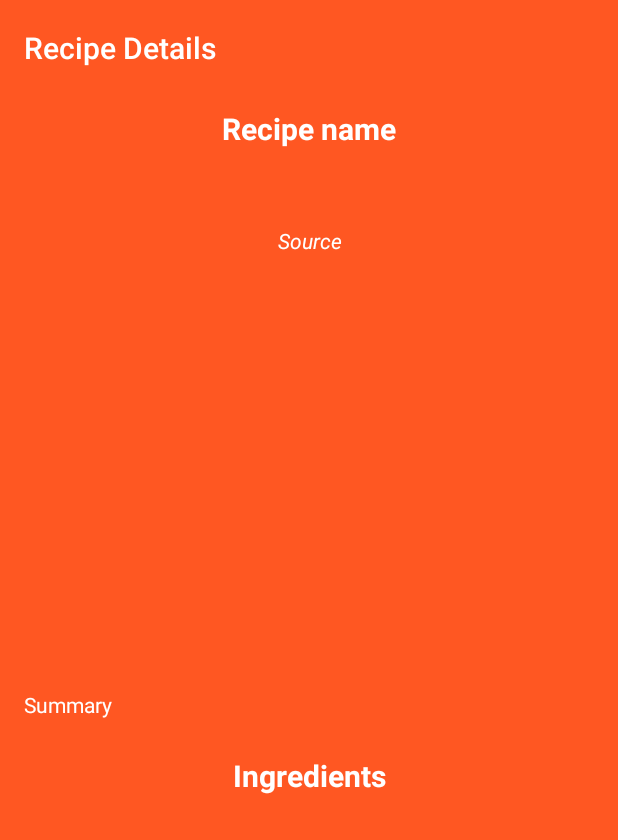
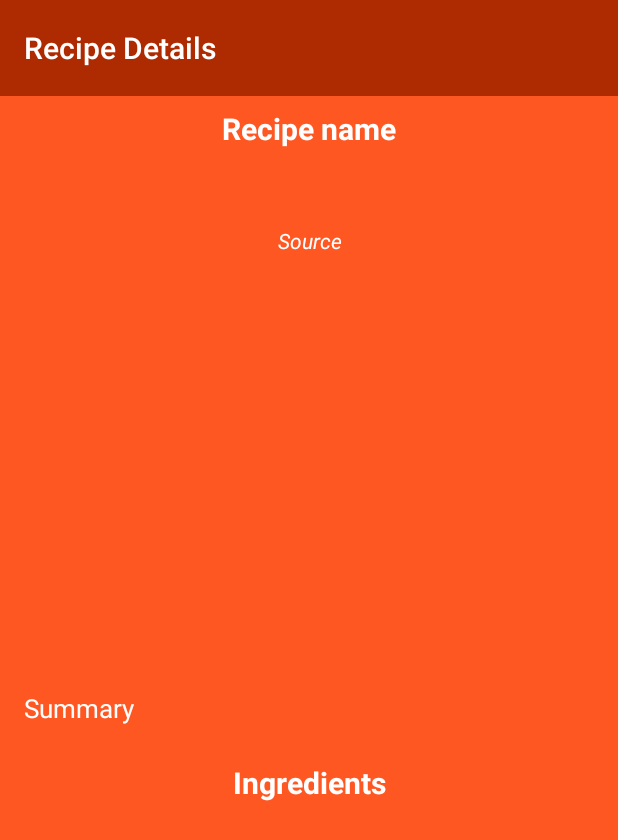
Before and after one commit to notOliveira/IRappi, an Android app: the RecipeDetailsActivity screen opened directly, with no data from a screen before it, on a phone screen of 412 x 824 dp. Shown: the top 840 px of the screen. Run offline under Robolectric (Android 15) with nearby library versions, the phone set to English and light mode, and no system bars; our stand-ins replace Picasso; pictures from the network do not load; 2 statements that could not run were skipped.

Commit message:
Changing details

```diff
--- a/app/src/main/res/layout/activity_main.xml
+++ b/app/src/main/res/layout/activity_main.xml
@@ -9,7 +9,8 @@
     android:background="@color/orange">
     <Toolbar
         android:layout_width="match_parent"
-        android:layout_height="?attr/actionBarSize">
+        android:layout_height="?attr/actionBarSize"
+        android:background="@color/toolbar_orange">
         <RelativeLayout
             android:layout_width="match_parent"
             android:layout_height="wrap_content"
--- a/app/src/main/res/layout/activity_recipe_details.xml
+++ b/app/src/main/res/layout/activity_recipe_details.xml
@@ -11,7 +11,8 @@
         android:title="Recipe Details"
         android:titleTextColor="@color/white"
         android:layout_width="match_parent"
-        android:layout_height="?attr/actionBarSize"/>
+        android:layout_height="?attr/actionBarSize"
+        android:background="@color/toolbar_orange"/>
 
     <ScrollView
         android:layout_width="match_parent"
@@ -63,7 +64,7 @@
                 android:layout_height="wrap_content"
                 android:textColor="@color/white"
                 android:padding="8dp"
-                android:textSize="14sp"
+                android:textSize="17sp"
                 android:layout_margin="8dp"
                 android:gravity="fill_horizontal"
                 android:textAlignment="gravity"/>
--- a/app/src/main/res/values/colors.xml
+++ b/app/src/main/res/values/colors.xml
@@ -3,4 +3,5 @@
     <color name="black">#FF000000</color>
     <color name="white">#FFFFFFFF</color>
     <color name="orange">#FF5722</color>
+    <color name="toolbar_orange">#AE2A00</color>
 </resources>
```
Also changed, not shown: app/src/main/java/com/example/irappi/RecipeDetailsActivity.java (+7 -1 lines).
